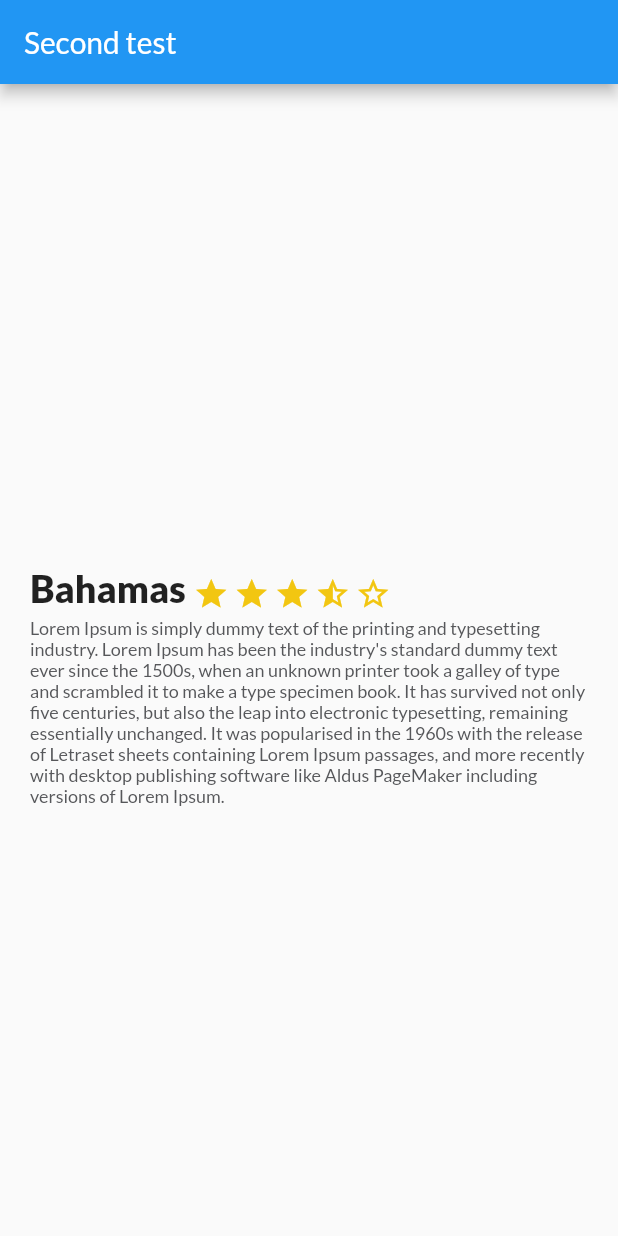
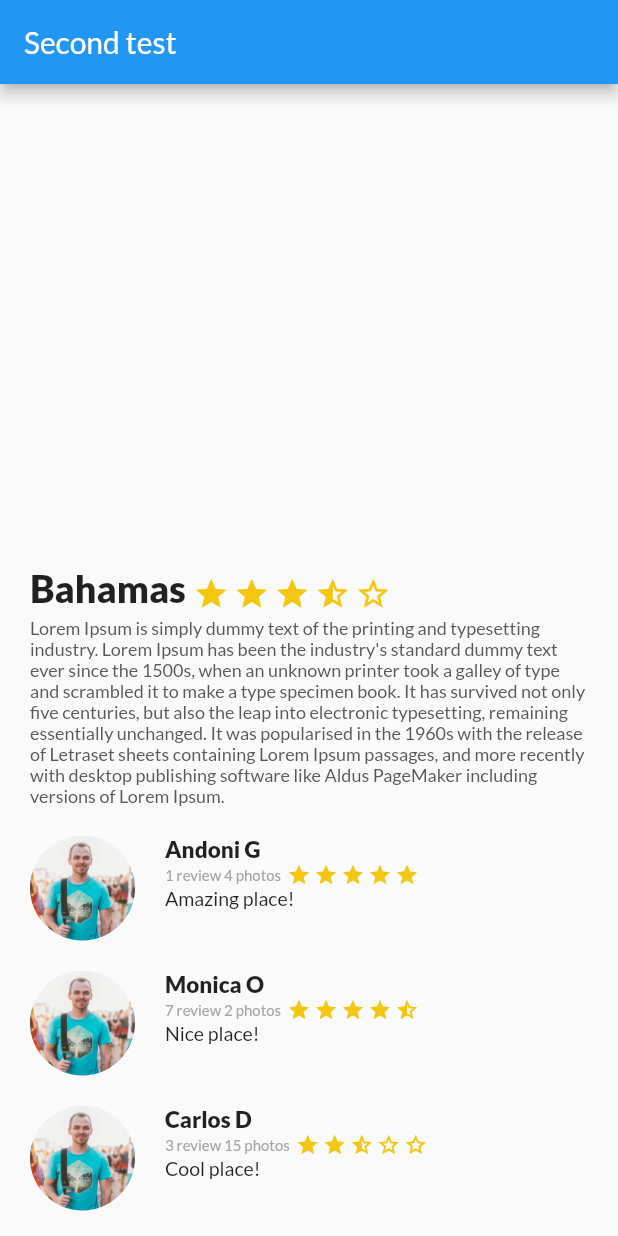
Before and after one commit to AndoniG/trips-app, a Flutter app: the screen it shows after launch, on a phone screen of 412 x 824 dp. Run offline on Flutter 3.47's test engine with Material 2 defaults, Android fonts, the phone set to English and light mode, and no system bars.

Commit message:
Created Star Widget

```diff
--- a/lib/description_place.dart
+++ b/lib/description_place.dart
@@ -55,10 +55,6 @@ class DescriptionPlace extends StatelessWidget {
           children: [titleStars, descriptionWidget],
         ));
 
-    return SingleChildScrollView(
-      child: descriptionPlace,
-      scrollDirection: Axis.vertical,
-    );
-    ;
+    return descriptionPlace;
   }
 }
--- a/lib/main.dart
+++ b/lib/main.dart
@@ -1,4 +1,5 @@
 import 'package:flutter/material.dart';
+import 'package:trips_app/reviewList.dart';
 import 'description_place.dart';
 
 void main() {
@@ -17,11 +18,18 @@ class MyApp extends StatelessWidget {
           visualDensity: VisualDensity.adaptivePlatformDensity,
         ),
         home: Scaffold(
-            appBar: AppBar(
-              title: Text("Second test"),
-            ),
-            body: new DescriptionPlace("Bahamas", 4,
-                "Lorem Ipsum is simply dummy text of the printing and typesetting industry. Lorem Ipsum has been the industry's standard dummy text ever since the 1500s, when an unknown printer took a galley of type and scrambled it to make a type specimen book. It has survived not only five centuries, but also the leap into electronic typesetting, remaining essentially unchanged. It was popularised in the 1960s with the release of Letraset sheets containing Lorem Ipsum passages, and more recently with desktop publishing software like Aldus PageMaker including versions of Lorem Ipsum."))
+          appBar: AppBar(
+            title: Text("Second test"),
+          ),
+          body: SingleChildScrollView(
+            child: Column(children: [
+              new DescriptionPlace("Bahamas", 4,
+                  "Lorem Ipsum is simply dummy text of the printing and typesetting industry. Lorem Ipsum has been the industry's standard dummy text ever since the 1500s, when an unknown printer took a galley of type and scrambled it to make a type specimen book. It has survived not only five centuries, but also the leap into electronic typesetting, remaining essentially unchanged. It was popularised in the 1960s with the release of Letraset sheets containing Lorem Ipsum passages, and more recently with desktop publishing software like Aldus PageMaker including versions of Lorem Ipsum."),
+              new ReviewList()
+            ]),
+            scrollDirection: Axis.vertical,
+          ),
+        )
         //MyHomePage(title: 'Flutter Home Page'),
         );
   }
--- a/lib/review.dart
+++ b/lib/review.dart
@@ -1,42 +1,53 @@
 import 'package:flutter/material.dart';
+import 'stars.dart';
 
 class Review extends StatelessWidget {
-  String pathImage = "assets/images/people.jpg";
-  String name = "Varuna Yasas";
-  String details = "1 review 5 photos";
-  String comment = "This is an amazing place";
+  String pathImage = "";
+  String name = "";
+  String details = "";
+  String comment = "";
+  double stars;
 
   // Constructor
-  Review(this.pathImage, this.name, this.details, this.comment);
+  Review(this.pathImage, this.name, this.details, this.comment, this.stars);
 
   @override
   Widget build(BuildContext context) {
     final userComment = Container(
         margin: EdgeInsets.only(left: 20),
-        child: Text(details,
+        child: Text(comment,
             textAlign: TextAlign.left,
-            style: TextStyle(fontSize: 13, fontWeight: FontWeight.w900)));
+            style: TextStyle(
+              fontSize: 13,
+            )));
 
     final userInfo = Container(
         margin: EdgeInsets.only(left: 20),
-        child: Text(details,
-            textAlign: TextAlign.left,
-            style: TextStyle(fontSize: 13, color: Color(0xFFa3a5a7))));
+        child: Row(
+          children: [
+            Text(details,
+                textAlign: TextAlign.left,
+                style: TextStyle(fontSize: 10, color: Color(0xFFa3a5a7))),
+            new Stars(stars, 16)
+          ],
+        ));
 
     final userName = Container(
         margin: EdgeInsets.only(left: 20),
         child: Text(name,
-            textAlign: TextAlign.left, style: TextStyle(fontSize: 15)));
+            textAlign: TextAlign.left,
+            style: TextStyle(fontSize: 15, fontWeight: FontWeight.w900)));
 
-    final userDetails = Column(
+    final userDetails = Flexible(
+        child: Column(
       crossAxisAlignment: CrossAxisAlignment.start,
       children: [userName, userInfo, userComment],
-    );
+    ));
 
     final photo = Container(
         margin: EdgeInsets.only(top: 20, left: 20),
-        width: 80,
-        height: 80,
+        width: 70,
+        height: 70,
         decoration: BoxDecoration(
             shape: BoxShape.circle,
             image: DecorationImage(
--- /dev/null
+++ b/lib/reviewList.dart
@@ -0,0 +1,18 @@
+import 'package:flutter/material.dart';
+import 'review.dart';
+
+class ReviewList extends StatelessWidget {
+  @override
+  Widget build(BuildContext context) {
+    return Column(
+      children: [
+        new Review("assets/images/people.jpg", "Andoni G", "1 review 4 photos",
+            "Amazing place!", 5),
+        new Review("assets/images/people.jpg", "Monica O", "7 review 2 photos",
+            "Nice place!", 4.5),
+        new Review("assets/images/people.jpg", "Carlos D", "3 review 15 photos",
+            "Cool place!", 2.5),
+      ],
+    );
+  }
+}
--- a/lib/stars.dart
+++ b/lib/stars.dart
@@ -1,32 +1,46 @@
 import 'package:flutter/material.dart';
 
 class Stars extends StatelessWidget {
-  int number;
-  Color starColor = Color(0xFFF2C611);
-  double size;
+  final double quantity;
+  final Color color;
+  final double size;
 
-  Stars(this.number, this.starColor, this.size);
+  Stars(this.quantity, this.size, [this.color]);
 
   @override
   Widget build(BuildContext context) {
-    final starHalf = Container(
-        margin: EdgeInsets.only(
-          right: 3,
-        ),
-        child: Icon(Icons.star_half, color: starColor));
+    final List<Container> starList = [];
+    double temp = quantity;
 
-    final starBorder = Container(
-        margin: EdgeInsets.only(
-          right: 3,
-        ),
-        child: Icon(Icons.star_border, color: starColor));
+    for (double i = 5; i > 0; i--) {
+      starList.add(createStar(
+        starValue: (temp--),
+        starSize: size,
+        starColor: color ?? Color(0xFFF2C611),
+      ));
+    }
 
-    final star = Container(
-        margin: EdgeInsets.only(
-          right: 3,
-        ),
-        child: Icon(Icons.star, color: starColor));
-
-    return Container();
+    return Container(
+        margin: EdgeInsets.only(right: 3, left: 3),
+        child: Row(
+          children: starList,
+        ));
   }
 }
+
+Container createStar(
+    {double starValue, double starSize = 24, Color starColor}) {
+  var starType = starValue >= 1
+      ? Icons.star
+      : starValue < 0
+          ? Icons.star_border
+          : Icons.star_half;
+
+  return Container(
+      margin: EdgeInsets.only(right: 1, left: 1),
+      child: Icon(
+        starType,
+        color: starColor,
+        size: starSize,
+      ));
+}
```
